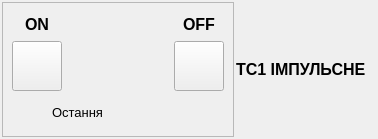
Qt form tccontrol.ui (Goodjamp/Mdio) before a commit.
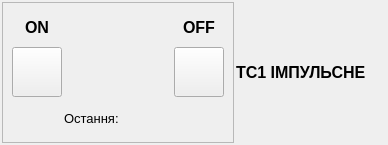
The same form after that commit.

Commit message:
Fixed behaviour the tsTypeConfigList
- Fixed style

Diff of the .ui file:
```diff
--- a/tccontrol.ui
+++ b/tccontrol.ui
@@ -6,8 +6,8 @@
    <rect>
     <x>0</x>
     <y>0</y>
-    <width>368</width>
-    <height>139</height>
+    <width>388</width>
+    <height>145</height>
    </rect>
   </property>
   <property name="windowTitle">
@@ -258,7 +258,7 @@
            </font>
           </property>
           <property name="text">
-           <string>Остання</string>
+           <string>Остання: </string>
           </property>
          </widget>
         </item>
@@ -266,20 +266,20 @@
          <widget class="QLabel" name="lStateTextStr2">
           <property name="minimumSize">
            <size>
-            <width>80</width>
+            <width>50</width>
             <height>30</height>
            </size>
           </property>
           <property name="maximumSize">
            <size>
-            <width>80</width>
+            <width>150</width>
             <height>30</height>
            </size>
           </property>
           <property name="font">
            <font>
             <family>MS Shell Dlg 2</family>
-            <pointsize>14</pointsize>
+            <pointsize>12</pointsize>
             <weight>75</weight>
             <bold>true</bold>
            </font>
```
The commit also changes 2 other files.
